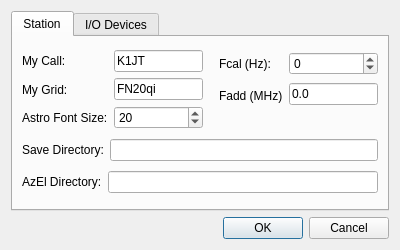
The window that qmap/devsetup.ui (uaro-radio/wsjtx) describes before a commit, drawn with Qt 5.
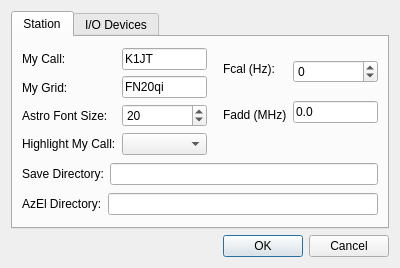
The same window after the commit.

Diff of the .ui file:
```diff
--- a/qmap/devsetup.ui
+++ b/qmap/devsetup.ui
@@ -7,7 +7,7 @@
     <x>0</x>
     <y>0</y>
     <width>400</width>
-    <height>250</height>
+    <height>268</height>
    </rect>
   </property>
   <property name="windowTitle">
@@ -63,6 +63,13 @@
                </property>
               </widget>
              </item>
+             <item>
+              <widget class="QLabel" name="label_3">
+               <property name="text">
+                <string>Highlight My Call:</string>
+               </property>
+              </widget>
+             </item>
             </layout>
            </item>
            <item>
@@ -106,6 +113,9 @@
                </property>
               </widget>
              </item>
+             <item>
+              <widget class="QComboBox" name="myCallColor"/>
+             </item>
             </layout>
            </item>
            <item>
@@ -175,10 +185,10 @@
              <item>
               <widget class="QSpinBox" name="fCalSpinBox">
                <property name="minimum">
-                <number>-20000</number>
+                <number>-50000</number>
                </property>
                <property name="maximum">
-                <number>20000</number>
+                <number>50000</number>
                </property>
               </widget>
              </item>
```
Left out of the diff: 4 changed lines with no effect on the pictures.
